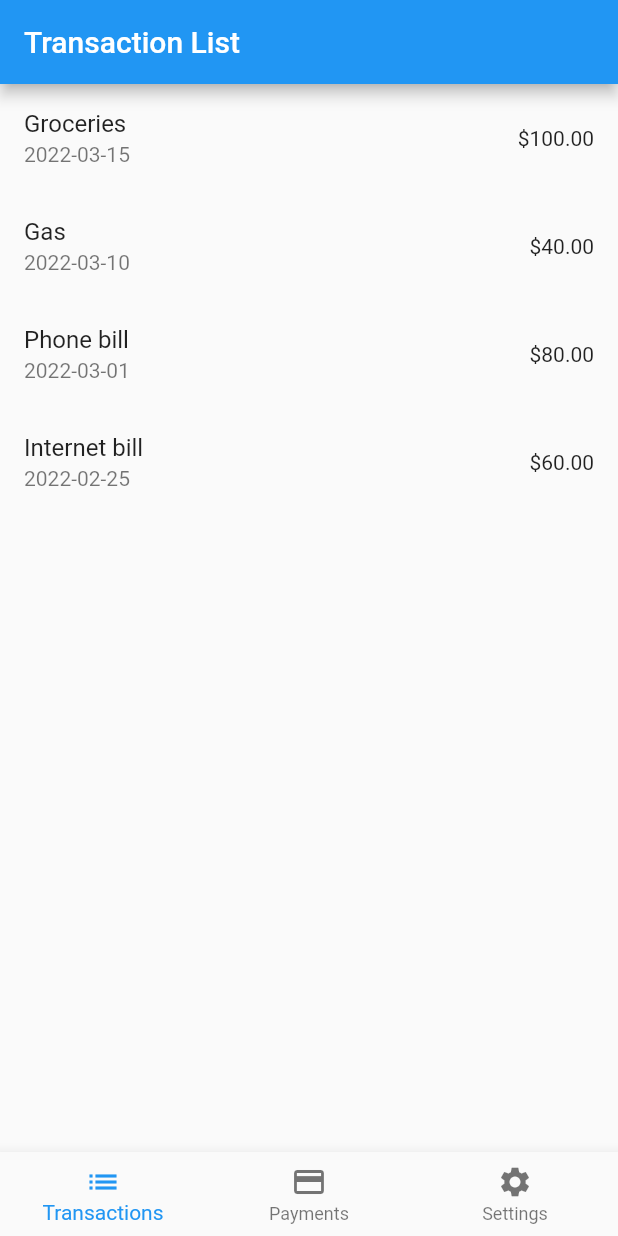
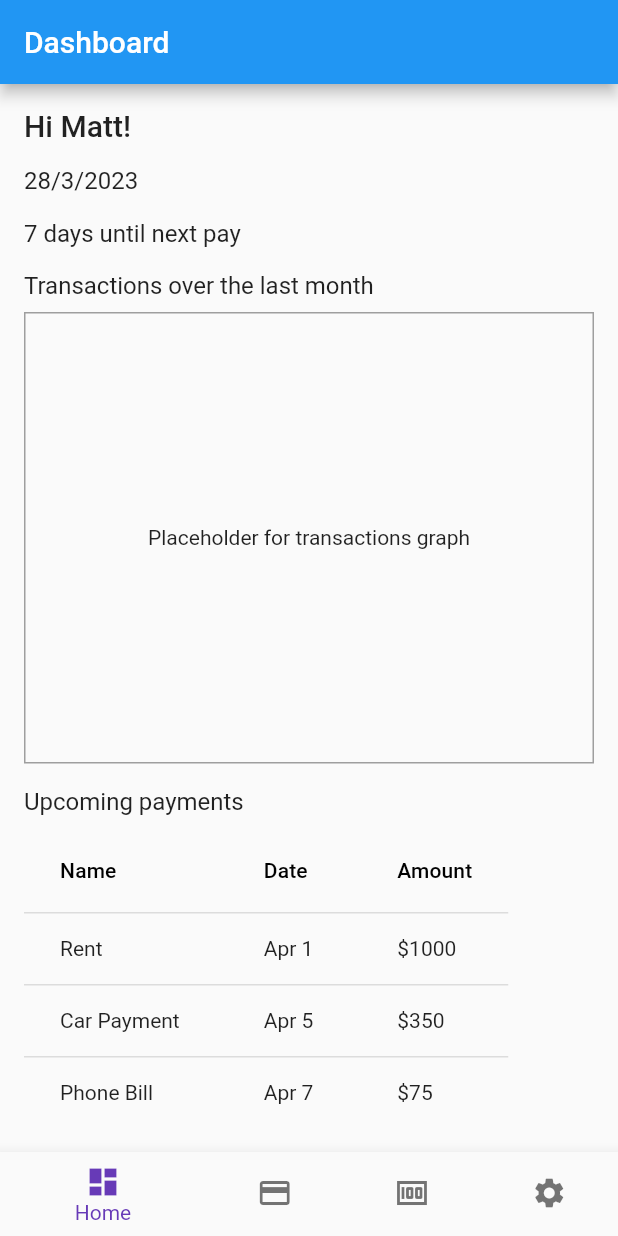
Before and after one commit to mttchpmn/silverspy-mobile, a Flutter app: the screen it shows after launch, on a phone screen of 412 x 824 dp. Run offline on Flutter 3.47's test engine with Material 2 defaults, Android fonts, the phone set to English and light mode, and no system bars.

Commit message:
Complete scaffold of app

```diff
--- /dev/null
+++ b/lib/dashboard_page.dart
@@ -0,0 +1,88 @@
+import 'package:flutter/material.dart';
+
+class DashboardPage extends StatefulWidget {
+  const DashboardPage({Key? key}) : super(key: key);
+
+  @override
+  _DashboardPageState createState() => _DashboardPageState();
+}
+
+class _DashboardPageState extends State<DashboardPage> {
+  String _salutation = 'Hi Matt!'; // replace with actual user name
+  DateTime _currentDate = DateTime.now();
+  int _daysUntilNextPay = 7; // replace with actual calculation
+  List<Map<String, dynamic>> _upcomingPayments = [
+    {'name': 'Rent', 'date': 'Apr 1', 'amount': '\$1000'},
+    {'name': 'Car Payment', 'date': 'Apr 5', 'amount': '\$350'},
+    {'name': 'Phone Bill', 'date': 'Apr 7', 'amount': '\$75'},
+  ]; // replace with actual data
+
+  @override
+  Widget build(BuildContext context) {
+    return Scaffold(
+      appBar: AppBar(
+        title: Text('Dashboard'),
+      ),
+      body: Padding(
+        padding: const EdgeInsets.all(16.0),
+        child: Column(
+          crossAxisAlignment: CrossAxisAlignment.start,
+          children: [
+            Text(
+              _salutation,
+              style: Theme.of(context).textTheme.headline6,
+            ),
+            SizedBox(height: 16.0),
+            Text(
+              '${_currentDate.day}/${_currentDate.month}/${_currentDate.year}',
+              style: Theme.of(context).textTheme.subtitle1,
+            ),
+            SizedBox(height: 16.0),
+            Text(
+              '$_daysUntilNextPay days until next pay',
+              style: Theme.of(context).textTheme.subtitle1,
+            ),
+            SizedBox(height: 16.0),
+            Text(
+              'Transactions over the last month',
+              style: Theme.of(context).textTheme.subtitle1,
+            ),
+            SizedBox(height: 8.0),
+            Expanded(
+              child: Container(
+                decoration: BoxDecoration(
+                  border: Border.all(color: Colors.grey),
+                ),
+                child: Center(
+                  child: Text('Placeholder for transactions graph'),
+                ),
+              ),
+            ),
+            SizedBox(height: 16.0),
+            Text(
+              'Upcoming payments',
+              style: Theme.of(context).textTheme.subtitle1,
+            ),
+            SizedBox(height: 8.0),
+            DataTable(
+              columns: [
+                DataColumn(label: Text('Name')),
+                DataColumn(label: Text('Date')),
+                DataColumn(label: Text('Amount')),
+              ],
+              rows: _upcomingPayments.map((payment) {
+                return DataRow(
+                  cells: [
+                    DataCell(Text(payment['name'])),
+                    DataCell(Text(payment['date'])),
+                    DataCell(Text(payment['amount'])),
+                  ],
+                );
+              }).toList(),
+            ),
+          ],
+        ),
+      ),
+    );
+  }
+}
--- a/lib/home_page.dart
+++ b/lib/home_page.dart
@@ -1,5 +1,6 @@
 import 'package:flutter/material.dart';
 
+import 'dashboard_page.dart';
 import 'transactions_page.dart';
 import 'payments_page.dart';
 import 'settings_page.dart';
@@ -15,6 +16,7 @@ class _HomePageState extends State<HomePage> {
   int _currentIndex = 0;
 
   final List<Widget> _pages = [
+    DashboardPage(),
     TransactionListPage(),
     PaymentsPage(),
     SettingsPage(),
@@ -31,13 +33,19 @@ class _HomePageState extends State<HomePage> {
             _currentIndex = index;
           });
         },
+        unselectedItemColor: Colors.black54,
+        selectedItemColor: Colors.deepPurple,
         items: [
           BottomNavigationBarItem(
-            icon: Icon(Icons.list),
+            icon: Icon(Icons.dashboard),
+            label: "Home",
+          ),
+          BottomNavigationBarItem(
+            icon: Icon(Icons.payment),
             label: "Transactions",
           ),
           BottomNavigationBarItem(
-            icon: Icon(Icons.payment),
+            icon: Icon(Icons.money),
             label: "Payments",
           ),
           BottomNavigationBarItem(
```
